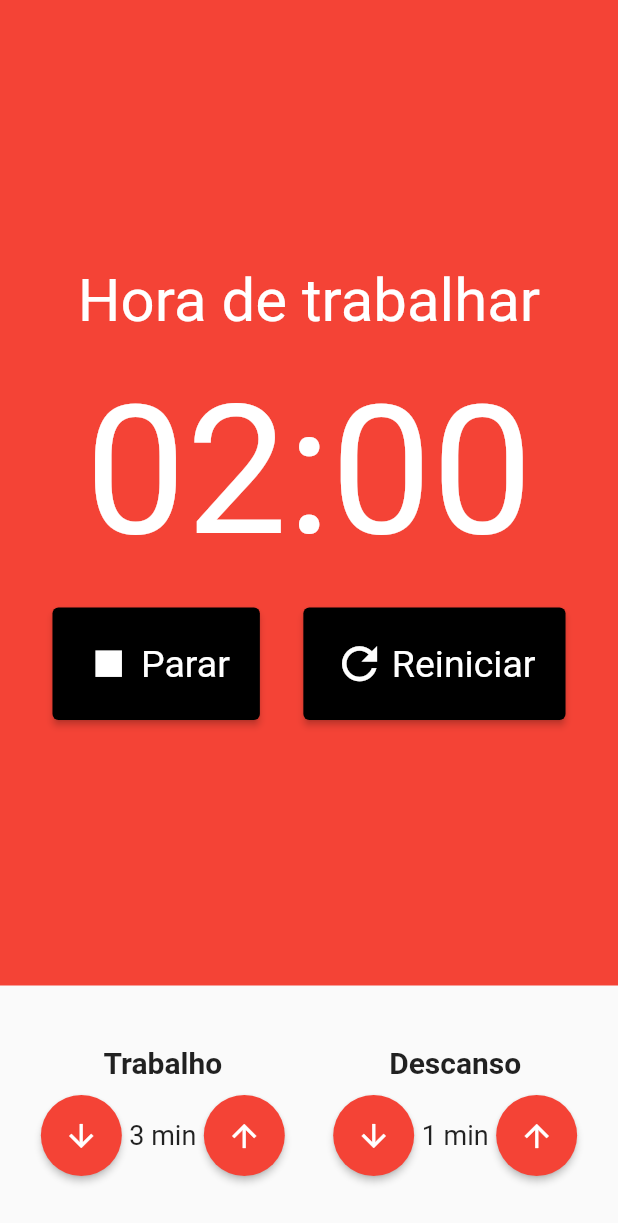
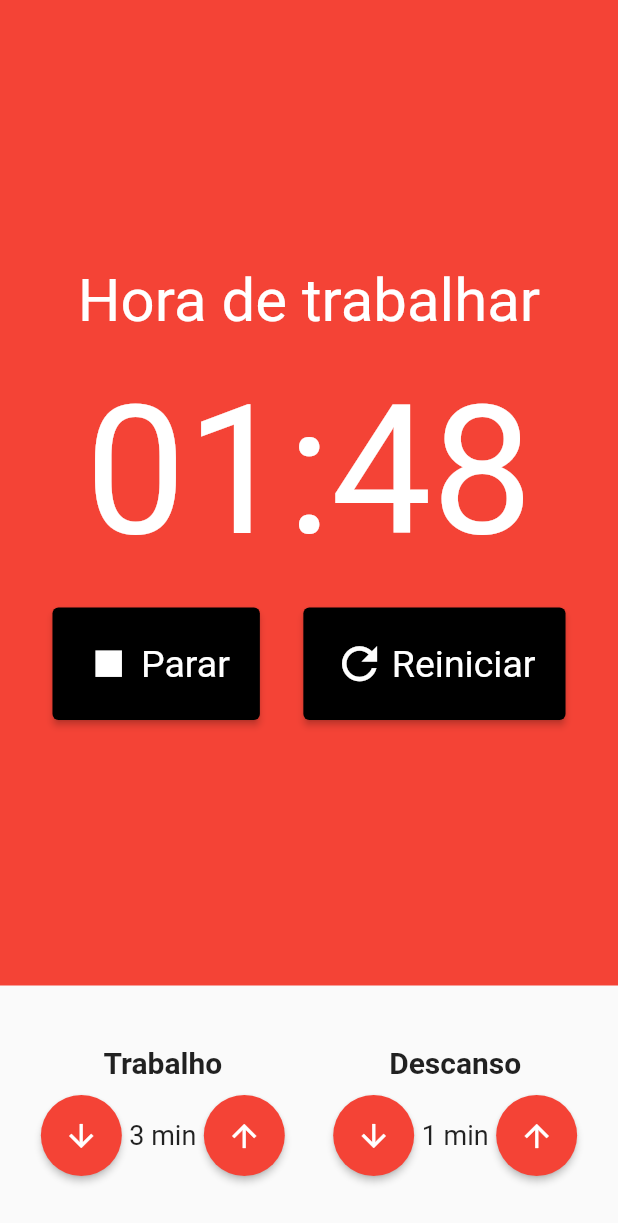
Before and after one commit to marcosmanto/pomodoro_flutter, a Flutter app: the screen it shows after launch, item 2 of the bottom bar chosen, after a tap on "Iniciar", on a phone screen of 412 x 824 dp. Shown: the top 1223 px of the screen. Run offline on Flutter 3.47's test engine with Material 2 defaults, Android fonts, the phone set to English and light mode, and no system bars; our stand-ins replace flutter_mobx, mobx; generated files the repository leaves out were written again.

```diff
--- a/lib/components/pomodoro_stopwatch.dart
+++ b/lib/components/pomodoro_stopwatch.dart
@@ -11,10 +11,10 @@ class PomodoroStopwatch extends StatelessWidget {
   Widget build(BuildContext context) {
     final PomodoroStore store = Provider.of(context);
 
-    return Container(
+    return Observer(
+      builder: (context) => Container(
         color: store.isWorking() ? Colors.red : Colors.green,
-        child: Observer(
-          builder: (context) => Column(
+        child: Column(
           mainAxisAlignment: MainAxisAlignment.center,
           children: [
             Text(
@@ -54,7 +54,7 @@ class PomodoroStopwatch extends StatelessWidget {
             )
           ],
         ),
-        ) //////////,
+      ),
     );
   }
 }
--- a/lib/components/time_entry.dart
+++ b/lib/components/time_entry.dart
@@ -1,4 +1,5 @@
 import 'package:flutter/material.dart';
+import 'package:flutter_mobx/flutter_mobx.dart';
 import 'package:provider/provider.dart';
 
 import '../store/pomodoro.store.dart';
@@ -28,7 +29,8 @@ class TimeEntry extends StatelessWidget {
           style: const TextStyle(fontSize: 20, fontWeight: FontWeight.bold),
         ),
         const SizedBox(height: 10),
-        Row(
+        Observer(
+          builder: (_) => Row(
             mainAxisAlignment: MainAxisAlignment.center,
             children: [
               ElevatedButton(
@@ -36,7 +38,8 @@ class TimeEntry extends StatelessWidget {
                 style: ElevatedButton.styleFrom(
                   shape: const CircleBorder(),
                   padding: const EdgeInsets.all(15),
-                backgroundColor: store.isWorking() ? Colors.red : Colors.green,
+                  backgroundColor:
+                      store.isWorking() ? Colors.red : Colors.green,
                 ),
                 child: const Icon(
                   Icons.arrow_downward,
@@ -52,7 +55,8 @@ class TimeEntry extends StatelessWidget {
                 style: ElevatedButton.styleFrom(
                   shape: const CircleBorder(),
                   padding: const EdgeInsets.all(15),
-                backgroundColor: store.isWorking() ? Colors.red : Colors.green,
+                  backgroundColor:
+                      store.isWorking() ? Colors.red : Colors.green,
                 ),
                 child: const Icon(
                   Icons.arrow_upward,
@@ -60,6 +64,7 @@ class TimeEntry extends StatelessWidget {
                 ),
               )
             ],
+          ),
         )
       ],
     );
--- a/lib/store/pomodoro.store.dart
+++ b/lib/store/pomodoro.store.dart
@@ -1,3 +1,5 @@
+import 'dart:async';
+
 import 'package:mobx/mobx.dart';
 
 part 'pomodoro.store.g.dart';
@@ -25,19 +27,32 @@ abstract class PomodoroBase with Store {
   @observable
   IntervalType intervalType = IntervalType.work;
 
+  Timer? chronometer;
+
   @action
   void start() {
     started = true;
+    chronometer = Timer.periodic(Duration(milliseconds: 100), (timer) {
+      if (minutes == 0 && seconds == 0) {
+        _swapIntervalType();
+      } else if (seconds == 0) {
+        seconds = 59;
+        minutes--;
+      } else {
+        seconds--;
+      }
+    });
   }
 
   @action
   void stop() {
     started = false;
+    chronometer?.cancel();
   }
 
   @action
   void restart() {
-    started = false;
+    stop();
   }
 
   @action
@@ -67,4 +82,15 @@ abstract class PomodoroBase with Store {
   bool isResting() {
     return intervalType == IntervalType.rest;
   }
+
+  void _swapIntervalType() {
+    if (isWorking()) {
+      intervalType = IntervalType.rest;
+      minutes = restTime;
+    } else {
+      intervalType = IntervalType.work;
+      minutes = workTime;
+    }
+    seconds = 0;
+  }
 }
```
Lines whose indentation alone changed are shown as unchanged.
